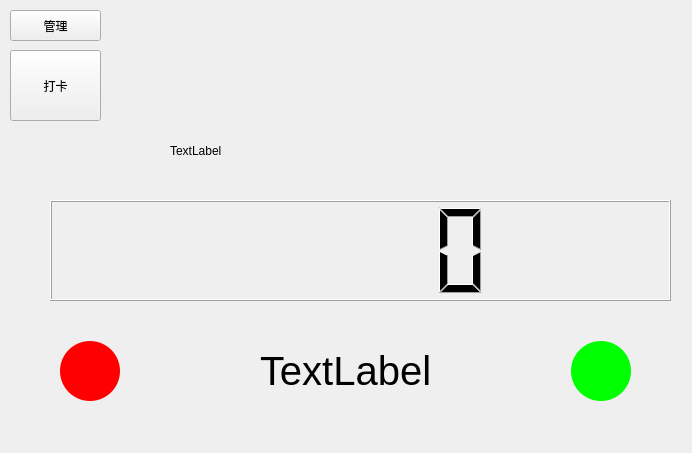
Before: the Qt Designer form Homepage.ui in AKHYui/Swipe-System, drawn with Qt 5.
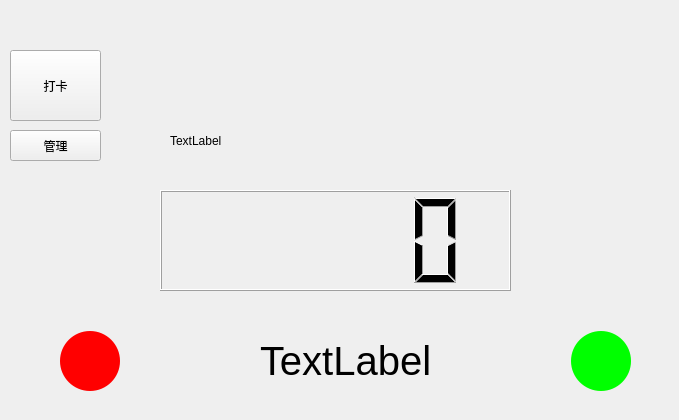
After: the same form once the commit is applied. Icons and pictures are not drawn.

```diff
--- a/Homepage.ui
+++ b/Homepage.ui
@@ -6,8 +6,8 @@
    <rect>
     <x>0</x>
     <y>0</y>
-    <width>692</width>
-    <height>453</height>
+    <width>679</width>
+    <height>420</height>
    </rect>
   </property>
   <property name="windowTitle">
@@ -17,9 +17,9 @@
    <property name="geometry">
     <rect>
      <x>0</x>
-     <y>0</y>
+     <y>-10</y>
      <width>691</width>
-     <height>461</height>
+     <height>431</height>
     </rect>
    </property>
    <property name="styleSheet">
@@ -29,7 +29,7 @@
     <property name="geometry">
      <rect>
       <x>10</x>
-      <y>50</y>
+      <y>60</y>
       <width>91</width>
       <height>71</height>
      </rect>
@@ -42,7 +42,7 @@
     <property name="geometry">
      <rect>
       <x>10</x>
-      <y>10</y>
+      <y>140</y>
       <width>91</width>
       <height>31</height>
      </rect>
@@ -156,9 +156,9 @@
    <widget class="QLCDNumber" name="lcdNumber">
     <property name="geometry">
      <rect>
-      <x>50</x>
+      <x>160</x>
       <y>200</y>
-      <width>621</width>
+      <width>351</width>
       <height>101</height>
      </rect>
     </property>
```
